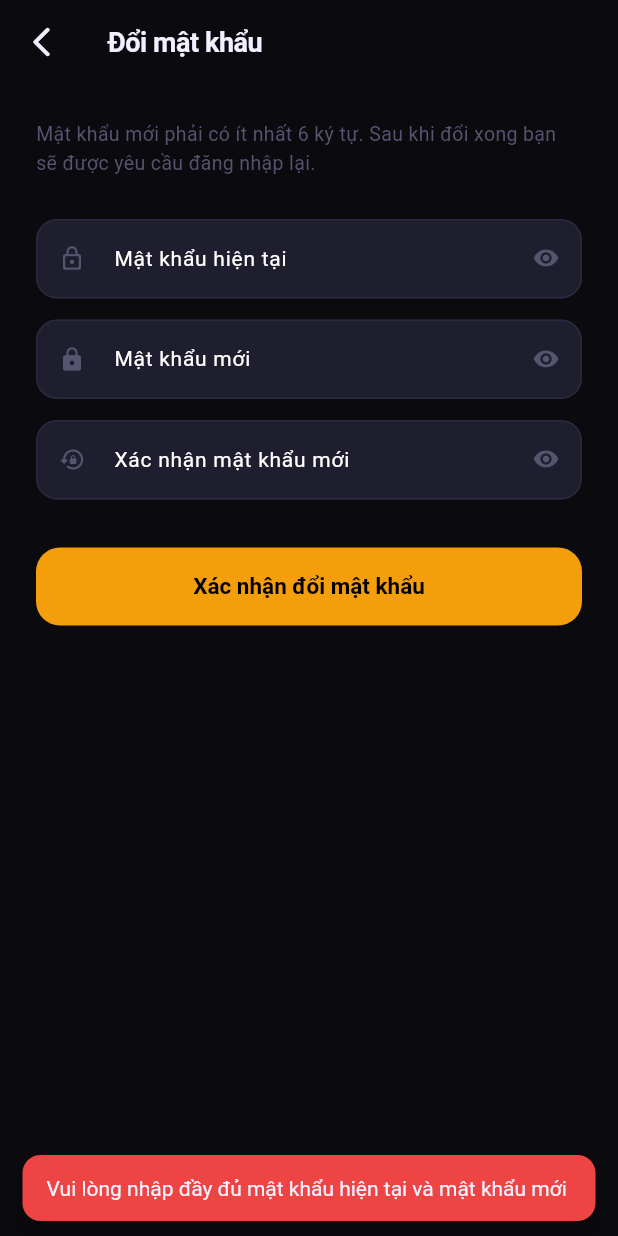
After one commit to ThanhToan05022/DATN_Mua-sam-thoi-trang-nam-Menly, a Flutter app: the ChangePasswordPage screen opened by its route, after a tap on "Xác nhận đổi mật khẩu", on a phone screen of 412 x 824 dp. The commit adds this screen. Run offline on Flutter 3.47's test engine with Material 3 defaults, Android fonts, the phone set to English and light mode, and no system bars; our stand-ins replace cached_network_image, go_router, shared_preferences; accounts and stored records are empty; Roboto replaces fonts that are missing (SF Pro Display).

Commit message:
fix(mobile): sua checkout, them doi mat khau va cho phep goi API tren may that
- checkout: lay accessToken tu SharedPreferences thay vi hardcode
  mock-user-123; gui payload dung schema (ship: {name, phone, address})
  thay vi shipName/shipPhone/shipAddress o cap phia ngoai (luon 400)
- checkout: giu nguyen Idempotency-Key cho ca mot lan dat hang (truoc do
  sinh moi moi lan bam nen retry sau timeout se tao don trung); bo o ghi
  chu vi backend khong nhan; them timeout 20s va xu ly 401
- cart: gioi han 20 san pham/bien the theo max(20) cua backend
- them man hinh /change-password + route; cac menu chet (don hang, dia
  chi, thong bao, tro giup, quen mat khau) da phan hoi ro rang
- them INTERNET permission + network_security_config.xml cho Android va
  ATS cho iOS (build release truoc day khong goi duoc API nao)
- doi ten app: frontend -> Menly
- them mounted guard sau moi await; xoa gio hang khi dang xuat (truoc do
  nguoi dang nhap sau thay gio cua nguoi truoc)

```diff
--- /dev/null
+++ b/frontend/lib/features/auth/presentation/pages/change_password_page.dart
@@ -0,0 +1,175 @@
+import 'dart:convert';
+import 'package:flutter/material.dart';
+import 'package:go_router/go_router.dart';
+import 'package:http/http.dart' as http;
+import 'package:shared_preferences/shared_preferences.dart';
+import '../../../../core/config/api_config.dart';
+import '../../../../core/theme/app_theme.dart';
+
+class ChangePasswordPage extends StatefulWidget {
+  const ChangePasswordPage({super.key});
+  @override
+  State<ChangePasswordPage> createState() => _ChangePasswordPageState();
+}
+
+class _ChangePasswordPageState extends State<ChangePasswordPage> {
+  final _currentCtrl = TextEditingController();
+  final _newCtrl = TextEditingController();
+  final _confirmCtrl = TextEditingController();
+  bool _loading = false;
+  bool _obscure = true;
+
+  @override
+  void dispose() {
+    _currentCtrl.dispose();
+    _newCtrl.dispose();
+    _confirmCtrl.dispose();
+    super.dispose();
+  }
+
+  Future<void> _submit() async {
+    if (_currentCtrl.text.isEmpty || _newCtrl.text.isEmpty) {
+      _snack('Vui lòng nhập đầy đủ mật khẩu hiện tại và mật khẩu mới');
+      return;
+    }
+    if (_newCtrl.text.length < 6) {
+      _snack('Mật khẩu mới phải có ít nhất 6 ký tự');
+      return;
+    }
+    if (_newCtrl.text != _confirmCtrl.text) {
+      _snack('Xác nhận mật khẩu không khớp');
+      return;
+    }
+    if (_newCtrl.text == _currentCtrl.text) {
+      _snack('Mật khẩu mới phải khác mật khẩu hiện tại');
+      return;
+    }
+
+    setState(() => _loading = true);
+    try {
+      final prefs = await SharedPreferences.getInstance();
+      final token = prefs.getString('accessToken');
+      if (token == null || token.isEmpty) {
+        if (!mounted) return;
+        _snack('Phiên đăng nhập đã hết hạn, vui lòng đăng nhập lại');
+        context.push('/login');
+        return;
+      }
+
+      final res = await http
+          .post(
+            Uri.parse('${ApiConfig.apiBase}/profile/change-password'),
+            headers: {
+              'Content-Type': 'application/json',
+              'Authorization': 'Bearer $token',
+            },
+            body: jsonEncode({
+              'newPassword': _newCtrl.text,
+              'currentPassword': _currentCtrl.text,
+            }),
+          )
+          .timeout(const Duration(seconds: 20));
+
+      if (!mounted) return;
+
+      if (res.statusCode == 200) {
+        ScaffoldMessenger.of(context).showSnackBar(
+          const SnackBar(
+            content: Text('Đổi mật khẩu thành công, vui lòng đăng nhập lại'),
+            backgroundColor: AppTheme.success,
+          ),
+        );
+        // Xoa phien cuc bo de bat buoc dang nhap lai bang mat khau moi
+        await prefs.remove('accessToken');
+        await prefs.remove('userName');
+        await prefs.remove('userEmail');
+        if (mounted) context.go('/login');
+      } else if (res.statusCode == 401) {
+        _snack('Phiên đăng nhập không hợp lệ, vui lòng đăng nhập lại');
+        await prefs.remove('accessToken');
+        if (mounted) context.go('/login');
+      } else {
+        var message = 'Đổi mật khẩu thất bại';
+        try {
+          final body = jsonDecode(res.body);
+          message = body['error']?['message'] ?? message;
+        } catch (_) {
+          // Phan hoi khong phai JSON - giu thong bao chung
+        }
+        _snack(message);
+      }
+    } catch (e) {
+      if (mounted) _snack('Lỗi kết nối: $e');
+    } finally {
+      if (mounted) setState(() => _loading = false);
+    }
+  }
+
+  void _snack(String msg) {
+    ScaffoldMessenger.of(context).showSnackBar(
+      SnackBar(content: Text(msg), backgroundColor: AppTheme.error),
+    );
+  }
+
+  @override
+  Widget build(BuildContext context) {
+    return Scaffold(
+      backgroundColor: AppTheme.bg,
+      appBar: AppBar(
+        backgroundColor: AppTheme.bg,
+        title: const Text('Đổi mật khẩu', style: TextStyle(fontWeight: FontWeight.w700)),
+        leading: IconButton(
+          icon: const Icon(Icons.arrow_back_ios_rounded),
+          onPressed: () => context.pop(),
+        ),
+      ),
+      body: SingleChildScrollView(
+        padding: const EdgeInsets.all(24),
+        child: Column(
+          crossAxisAlignment: CrossAxisAlignment.stretch,
+          children: [
+            const Text(
+              'Mật khẩu mới phải có ít nhất 6 ký tự. Sau khi đổi xong bạn sẽ được yêu cầu đăng nhập lại.',
+              style: TextStyle(color: AppTheme.textMuted, fontSize: 13),
+            ),
+            const SizedBox(height: 28),
+            _field(_currentCtrl, 'Mật khẩu hiện tại', Icons.lock_outline_rounded),
+            const SizedBox(height: 14),
+            _field(_newCtrl, 'Mật khẩu mới', Icons.lock_rounded),
+            const SizedBox(height: 14),
+            _field(_confirmCtrl, 'Xác nhận mật khẩu mới', Icons.lock_reset_rounded),
+            const SizedBox(height: 32),
+            ElevatedButton(
+              onPressed: _loading ? null : _submit,
+              style: ElevatedButton.styleFrom(
+                minimumSize: const Size.fromHeight(52),
+                shape: RoundedRectangleBorder(borderRadius: BorderRadius.circular(16)),
+              ),
+              child: _loading
+                  ? const SizedBox(
+                      width: 22,
+                      height: 22,
+                      child: CircularProgressIndicator(strokeWidth: 2, color: Colors.black),
+                    )
+                  : const Text('Xác nhận đổi mật khẩu', style: TextStyle(fontSize: 15, fontWeight: FontWeight.w700)),
+            ),
+          ],
+        ),
+      ),
+    );
+  }
+
+  Widget _field(TextEditingController ctrl, String hint, IconData icon) => TextField(
+        controller: ctrl,
+        obscureText: _obscure,
+        style: const TextStyle(color: Colors.white, fontSize: 14),
+        decoration: InputDecoration(
+          hintText: hint,
+          prefixIcon: Icon(icon, size: 18, color: AppTheme.textMuted),
+          suffixIcon: IconButton(
+            icon: Icon(_obscure ? Icons.visibility_rounded : Icons.visibility_off_rounded, size: 18, color: AppTheme.textMuted),
+            onPressed: () => setState(() => _obscure = !_obscure),
+          ),
+        ),
+      );
+}
--- a/frontend/lib/main.dart
+++ b/frontend/lib/main.dart
@@ -13,6 +13,7 @@ import 'features/order/presentation/pages/order_success_page.dart';
 import 'features/auth/presentation/pages/login_page.dart';
 import 'features/auth/presentation/pages/register_page.dart';
 import 'features/auth/presentation/pages/profile_page.dart';
+import 'features/auth/presentation/pages/change_password_page.dart';
 import 'features/splash/presentation/pages/splash_page.dart';
 
 void main() {
@@ -28,6 +29,7 @@ final _router = GoRouter(
     // Auth routes — ngoài shell (không có bottom nav)
     GoRoute(path: '/login', builder: (ctx, s) => const LoginPage()),
     GoRoute(path: '/register', builder: (ctx, s) => const RegisterPage()),
+    GoRoute(path: '/change-password', builder: (ctx, s) => const ChangePasswordPage()),
 
 
     ShellRoute(
```
Also changed, not shown: frontend/lib/features/auth/presentation/pages/login_page.dart (+13 -4 lines), frontend/lib/features/auth/presentation/pages/profile_page.dart (+18 -4 lines), frontend/lib/features/cart/data/cart_model.dart (+19 -2 lines), frontend/lib/features/home/presentation/pages/home_page.dart (+7 -1 lines), frontend/lib/features/order/presentation/pages/checkout_page.dart (+71 -26 lines), 3 other files.
